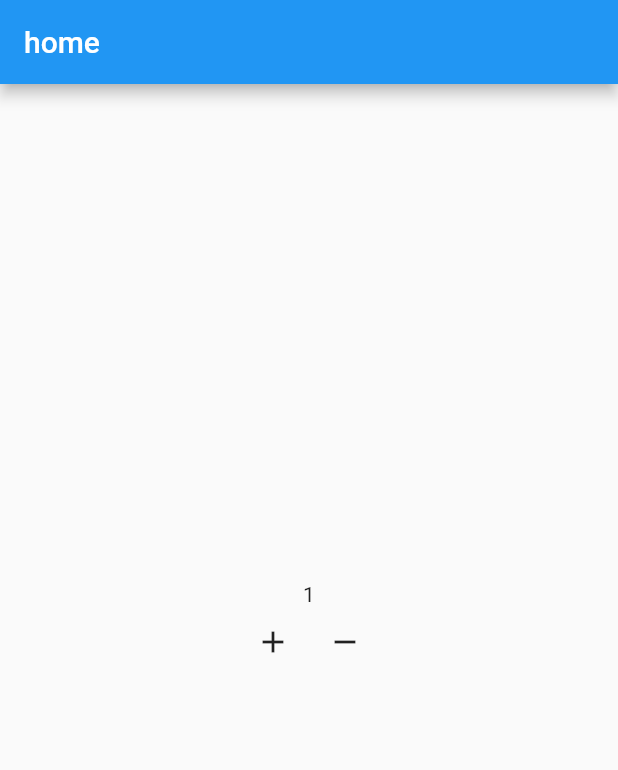
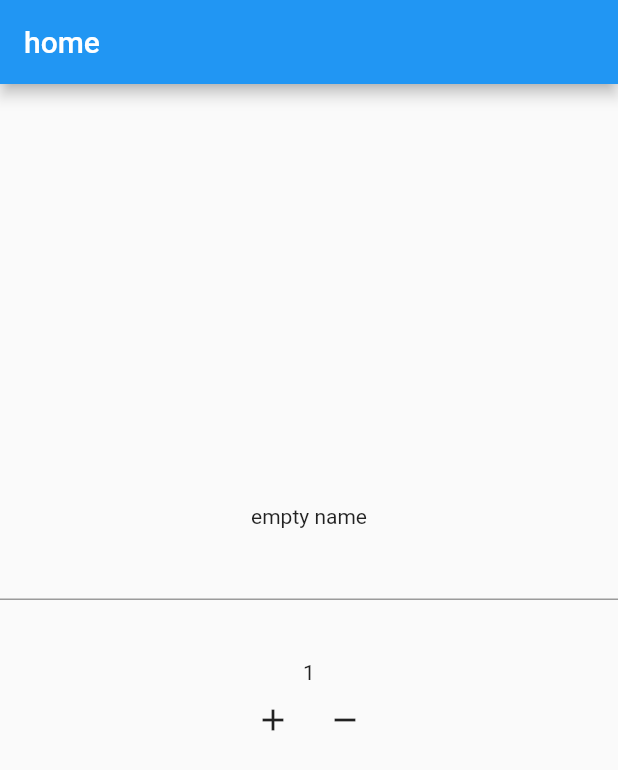
Before and after one commit to m7hamed-dev/bloc_cubit_part, a Flutter app: the screen it shows after launch, after a tap on the "add" icon, on a phone screen of 412 x 824 dp. Shown: the top 770 px of the screen. Run offline on Flutter 3.47's test engine with Material 2 defaults, Android fonts, the light colour scheme and no system bars; our stand-ins replace bloc, flutter_bloc.

Commit message:
add cubit to setName

```diff
--- /dev/null
+++ b/lib/cubit/name_cubit.dart
@@ -0,0 +1,8 @@
+import 'package:bloc_cubit_part/cubit/name_state.dart';
+import 'package:flutter_bloc/flutter_bloc.dart';
+
+class NameCubit extends Cubit<NameStates> {
+  NameCubit() : super(NameStates(name: 'empty name'));
+  //
+  void setName(String name) => emit(NameStates(name: name));
+}
--- /dev/null
+++ b/lib/cubit/name_state.dart
@@ -0,0 +1,5 @@
+class NameStates {
+  final String name;
+
+  NameStates({required this.name});
+}
--- a/lib/main.dart
+++ b/lib/main.dart
@@ -1,4 +1,6 @@
 import 'package:bloc_cubit_part/cubit/counter_cubit.dart';
+import 'package:bloc_cubit_part/cubit/name_cubit.dart';
+import 'package:bloc_cubit_part/cubit/name_state.dart';
 import 'package:flutter/material.dart';
 import 'package:flutter_bloc/flutter_bloc.dart';
 
@@ -9,11 +11,17 @@ void main() {
 class MyApp extends StatelessWidget {
   const MyApp({Key? key}) : super(key: key);
 
-  // This widget is the root of your application.
   @override
   Widget build(BuildContext context) {
-    return BlocProvider(
-      create: (context) => CounterCubit(),
+    return MultiBlocProvider(
+      providers: [
+        BlocProvider<CounterCubit>(
+          create: (context) => CounterCubit(),
+        ),
+        BlocProvider<NameCubit>(
+          create: (context) => NameCubit(),
+        ),
+      ],
       child: MaterialApp(
         title: 'Flutter Demo',
         theme: ThemeData(
@@ -30,6 +38,7 @@ class MyHomePage extends StatelessWidget {
 
   @override
   Widget build(BuildContext context) {
+    debugPrint('rebuild !!');
     return Scaffold(
       appBar: AppBar(
         title: const Text('home'),
@@ -40,6 +49,17 @@ class MyHomePage extends StatelessWidget {
         child: Column(
           mainAxisAlignment: MainAxisAlignment.center,
           children: <Widget>[
+            BlocBuilder<NameCubit, NameStates>(
+              builder: (context, state) {
+                return Text(state.name);
+              },
+            ),
+            TextFormField(
+              onChanged: (value) {
+                context.read<NameCubit>().setName(value);
+              },
+            ),
+            const SizedBox(height: 40.0),
             BlocBuilder<CounterCubit, CounterState>(
               builder: (context, state) {
                 return Text('${state.counterValue}');
@@ -50,7 +70,9 @@ class MyHomePage extends StatelessWidget {
               children: [
                 IconButton(
                   onPressed: () {
-                    BlocProvider.of<CounterCubit>(context).increment();
+                    final block = context.read<CounterCubit>();
+                    block.increment();
+                    // BlocProvider.of<CounterCubit>(context).increment();
                   },
                   icon: const Icon(Icons.add),
                 ),
```
